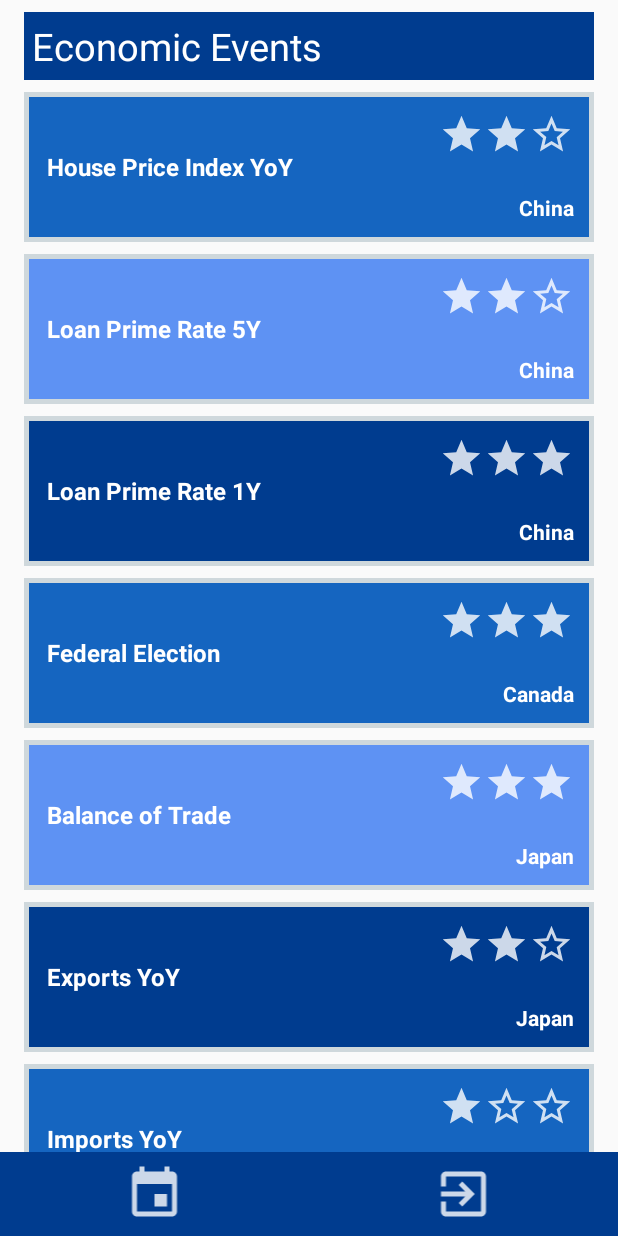
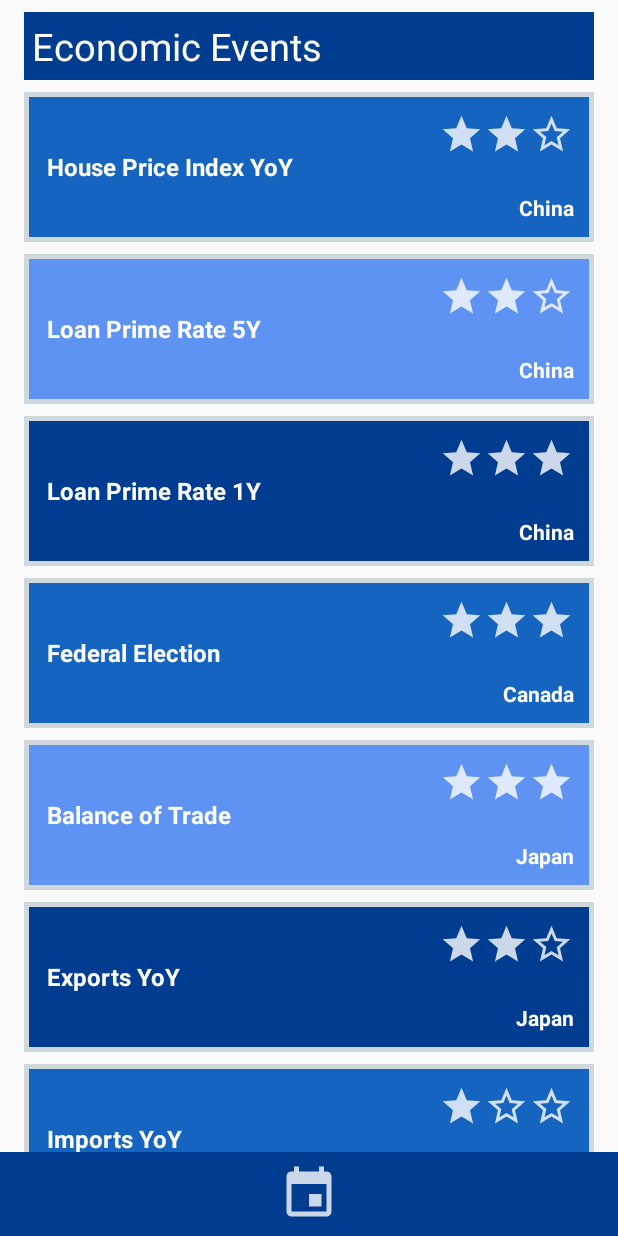
Before and after one commit to bounswe/bounswe2019group4, an Android app: the BaseFragment screen opened through its navigation route, after a tap on an icon or button, on a phone screen of 412 x 824 dp. Run offline under Robolectric (Android 15) with nearby library versions, the phone set to English and light mode, and no system bars; 2 statements that could not run were skipped.

Commit message:
change sign out button behavior in menu

```diff
--- a/app/android/app/src/main/java/com/example/arken/fragment/BaseFragment.java
+++ b/app/android/app/src/main/java/com/example/arken/fragment/BaseFragment.java
@@ -16,6 +16,7 @@ import androidx.navigation.Navigation;
 
 import com.example.arken.R;
 import com.example.arken.activity.MainActivity;
+import com.google.android.gms.auth.api.signin.GoogleSignIn;
 import com.google.android.gms.tasks.OnCompleteListener;
 import com.google.android.gms.tasks.Task;
 
@@ -35,11 +36,15 @@ public class BaseFragment extends Fragment {
             public void onClick(View view) {
                 if(findNavController(fragment).getCurrentDestination().getId() == R.id.eventListFragment){
                     findNavController(fragment).navigate(R.id.action_eventListFragment_self);
-
+                }else if(findNavController(fragment).getCurrentDestination().getId() == R.id.eventFragment){
+                    findNavController(fragment).navigate(R.id.action_eventFragment_to_eventListFragment);
                 }
             }
         });
         signOut = view.findViewById(R.id.menu_logout);
+        if(GoogleSignIn.getLastSignedInAccount(getContext()) == null){
+            signOut.setVisibility(View.GONE);
+        }
         signOut.setOnClickListener(new View.OnClickListener() {
             @Override
             public void onClick(View view) {
--- a/app/android/app/src/main/java/com/example/arken/fragment/ListEventFragment.kt
+++ b/app/android/app/src/main/java/com/example/arken/fragment/ListEventFragment.kt
@@ -160,7 +160,7 @@ class ListEventFragment : Fragment(), OnItemClickListener {
     }
 
     override fun onItemClicked(event: Event) {
-        val action = ListEventFragmentDirections.actionListEventFragmentToEventFragment()
+        val action = ListEventFragmentDirections.actionEventListFragmentToEventFragment()
         action.eventToShow = event
         Navigation.findNavController(recyclerView).navigate(action)
     }
--- a/app/android/app/src/main/res/layout/fragment_base.xml
+++ b/app/android/app/src/main/res/layout/fragment_base.xml
@@ -8,11 +8,8 @@
         android:id="@+id/nav_host_base_fragment"
         android:name="androidx.navigation.fragment.NavHostFragment"
         android:layout_width="match_parent"
-        android:layout_height="wrap_content"
-        app:layout_constraintBottom_toTopOf="@id/submenu"
-        app:layout_constraintLeft_toLeftOf="parent"
-        app:layout_constraintRight_toRightOf="parent"
-        app:layout_constraintTop_toTopOf="parent"
+        android:layout_height="match_parent"
+        android:layout_above="@id/submenu"
         app:navGraph="@navigation/navigation_base"/>
 
     <LinearLayout
--- a/app/android/app/src/main/res/layout/fragment_listevent.xml
+++ b/app/android/app/src/main/res/layout/fragment_listevent.xml
@@ -1,7 +1,7 @@
 <?xml version="1.0" encoding="UTF-8"?>
 <androidx.constraintlayout.widget.ConstraintLayout xmlns:android="http://schemas.android.com/apk/res/android"
     android:layout_width="match_parent"
-    android:layout_height="wrap_content"
+    android:layout_height="match_parent"
     xmlns:app="http://schemas.android.com/apk/res-auto"
     android:orientation="vertical">
     <TextView
```
